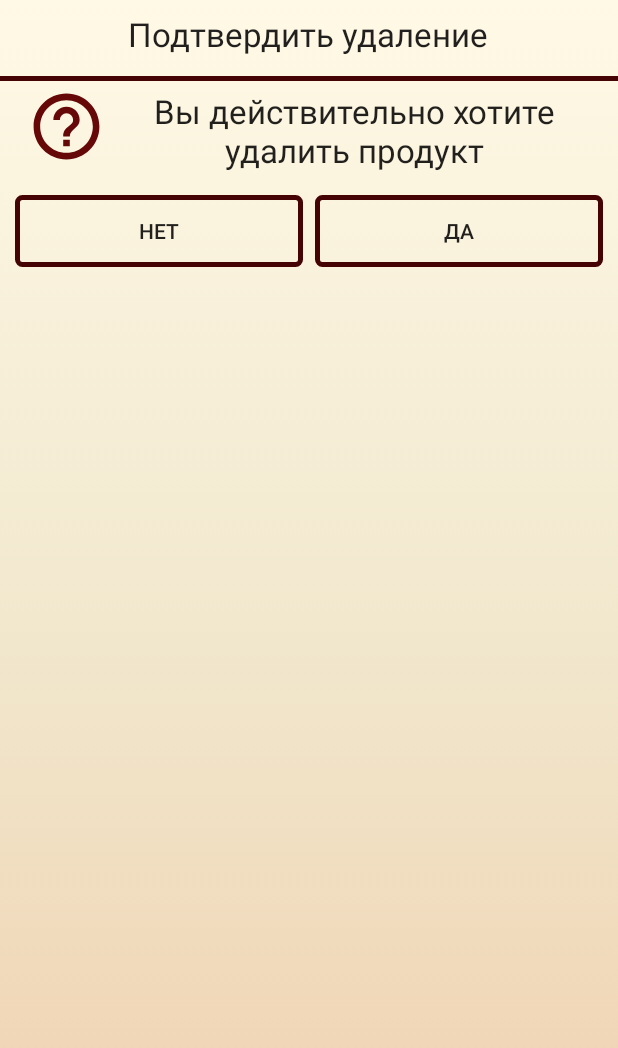
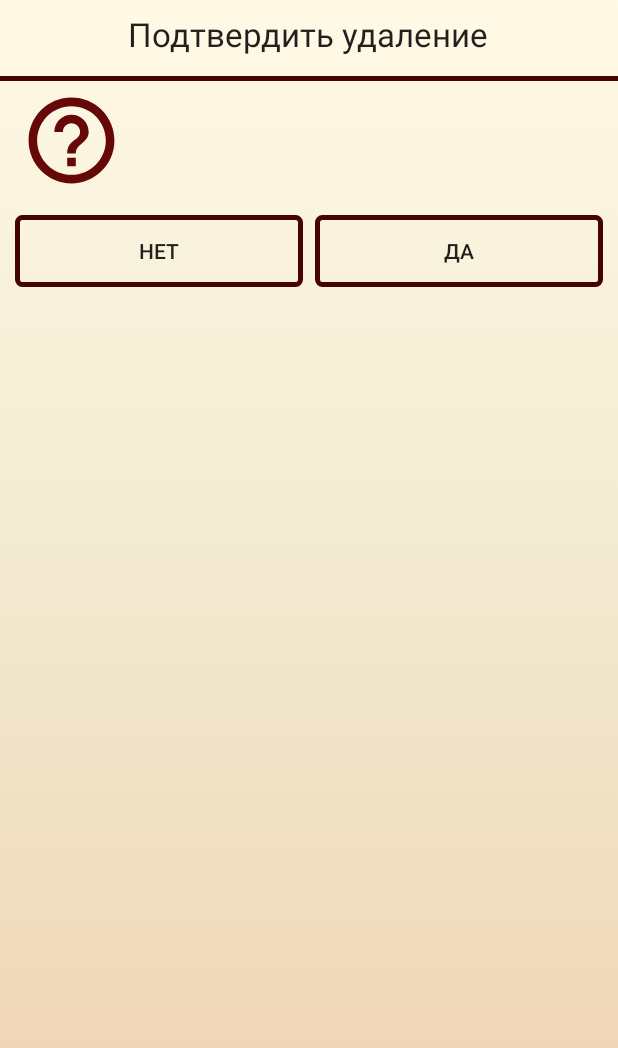
Before and after one commit to ecrikki/android_project, an Android app: the layout dialog_delet.xml on its own in the app's theme, with its tools: preview values and no code run, on a phone screen of 412 x 824 dp. Shown: the top 1048 px of the screen. Run offline under Robolectric (Android 15) with nearby library versions, the phone set to English and light mode, and no system bars.

Commit message:
Delete product

```diff
--- a/app/src/main/res/layout/dialog_delet.xml
+++ b/app/src/main/res/layout/dialog_delet.xml
@@ -28,16 +28,16 @@
 
     <LinearLayout
         android:layout_width="match_parent"
-        android:layout_height="wrap_content"
+        android:layout_height="74dp"
         android:layout_marginStart="10dp"
         android:layout_marginEnd="10dp"
         android:orientation="horizontal">
 
         <ImageView
             android:id="@+id/imageView3"
-            android:layout_width="wrap_content"
+            android:layout_width="53dp"
             android:layout_height="match_parent"
-            android:layout_marginStart="8dp"
+            android:layout_marginTop="5dp"
             android:layout_weight="0.3"
             app:srcCompat="@drawable/ic_help_outline_black_24dp" />
 
@@ -48,8 +48,8 @@
             android:layout_marginTop="5dp"
             android:layout_weight="0.7"
             android:gravity="center"
-            android:text="Вы действительно хотите удалить продукт"
-            android:textAppearance="?android:attr/textAppearanceLarge" />
+            android:textAppearance="?android:attr/textAppearanceLarge"
+            android:textSize="19sp" />
     </LinearLayout>
 
     <LinearLayout
```
Also changed, not shown: app/src/main/java/com/example/calories/MainActivity.java (+37 -5 lines).
